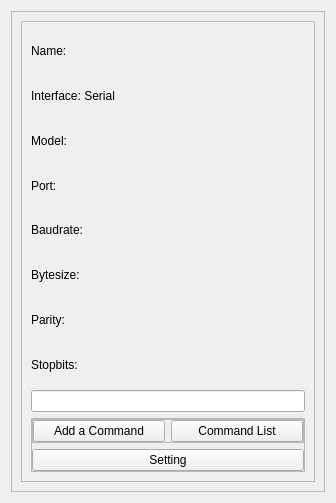
The window that GUI/ui_files/serial_instrument_device_wid.ui (YeonungK/YonKu) describes before a commit, drawn with Qt 5.
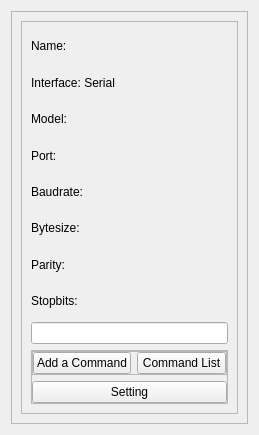
The same window after the commit.

```diff
--- a/GUI/ui_files/serial_instrument_device_wid.ui
+++ b/GUI/ui_files/serial_instrument_device_wid.ui
@@ -6,8 +6,8 @@
    <rect>
     <x>0</x>
     <y>0</y>
-    <width>336</width>
-    <height>503</height>
+    <width>259</width>
+    <height>435</height>
    </rect>
   </property>
   <property name="windowTitle">
```
